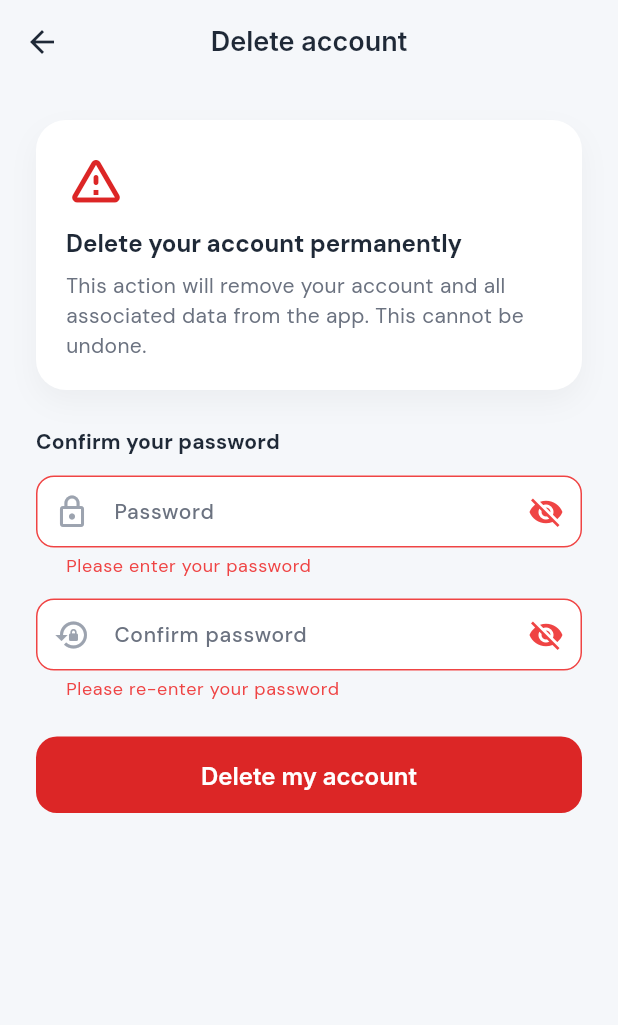
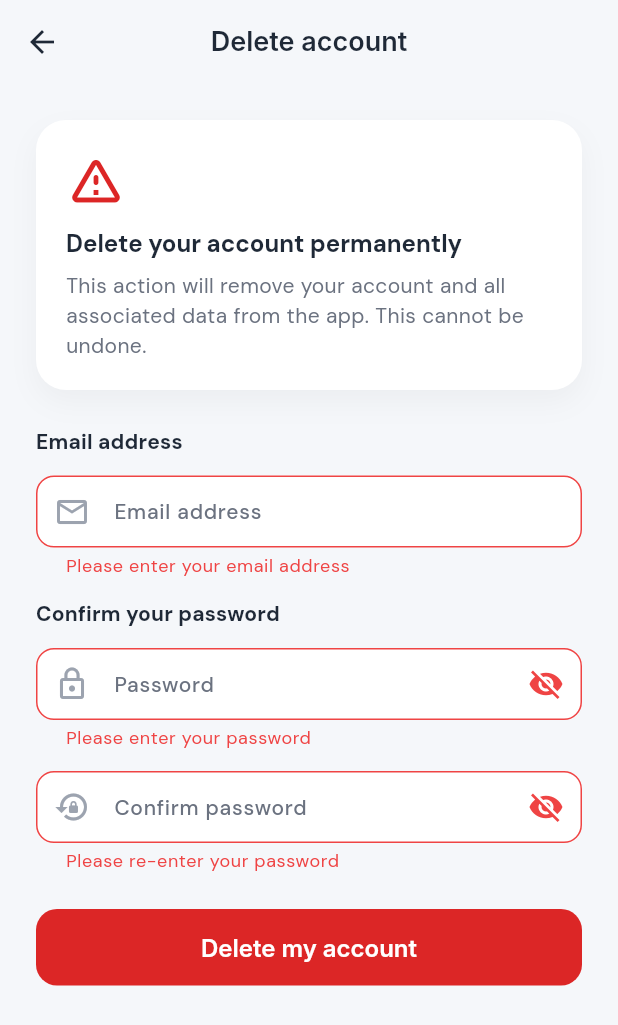
Before and after one commit to dyuhti/MacMind, a Flutter app: the DeleteAccountScreen screen opened by its route, after a tap on "Delete my account", on a phone screen of 412 x 824 dp. Shown: the top 1025 px of the screen. Run offline on Flutter 3.47's test engine with Material 3 defaults, Android fonts, the phone set to English and light mode, and no system bars; our stand-ins replace dio, fl_chart, flutter_dotenv, flutter_local_notifications, flutter_timezone, pdf and 3 more; missing offline and left inert: record; accounts and stored records are empty; Roboto replaces fonts that are missing (Inter).

Commit message:
del fix1

```diff
--- a/lib/screens/delete_account_screen.dart
+++ b/lib/screens/delete_account_screen.dart
@@ -11,6 +11,7 @@ class DeleteAccountScreen extends StatefulWidget {
 
 class _DeleteAccountScreenState extends State<DeleteAccountScreen> {
   final _formKey = GlobalKey<FormState>();
+  final _emailController = TextEditingController();
   final _passwordController = TextEditingController();
   final _confirmController = TextEditingController();
   bool _isSubmitting = false;
@@ -18,7 +19,22 @@ class _DeleteAccountScreenState extends State<DeleteAccountScreen> {
   bool _obscureConfirm = true;
 
   @override
+  void initState() {
+    super.initState();
+    _prefillEmail();
+  }
+
+  Future<void> _prefillEmail() async {
+    final email = await AuthService.getLoggedInEmail();
+    if (!mounted || email == null || email.isEmpty) return;
+    setState(() {
+      _emailController.text = email;
+    });
+  }
+
+  @override
   void dispose() {
+    _emailController.dispose();
     _passwordController.dispose();
     _confirmController.dispose();
     super.dispose();
@@ -29,7 +45,11 @@ class _DeleteAccountScreenState extends State<DeleteAccountScreen> {
 
     setState(() => _isSubmitting = true);
 
-    final result = await AuthService.deleteAccount(_passwordController.text.trim());
+    final result = await AuthService.deleteAccount(
+      _emailController.text.trim(),
+      _passwordController.text,
+      _confirmController.text,
+    );
 
     if (!mounted) return;
     setState(() => _isSubmitting = false);
@@ -101,6 +121,32 @@ class _DeleteAccountScreenState extends State<DeleteAccountScreen> {
                   ),
                 ),
                 const SizedBox(height: 24),
+                Text(
+                  'Email address',
+                  style: Theme.of(context).textTheme.titleMedium?.copyWith(fontWeight: FontWeight.w600),
+                ),
+                const SizedBox(height: 12),
+                TextFormField(
+                  controller: _emailController,
+                  keyboardType: TextInputType.emailAddress,
+                  validator: (value) {
+                    if ((value ?? '').trim().isEmpty) {
+                      return 'Please enter your email address';
+                    }
+                    if (!RegExp(r'^[^\s@]+@[^\s@]+\.[^\s@]+$').hasMatch(value!.trim())) {
+                      return 'Enter a valid email address';
+                    }
+                    return null;
+                  },
+                  decoration: InputDecoration(
+                    labelText: 'Email address',
+                    prefixIcon: const Icon(Icons.email_outlined),
+                    filled: true,
+                    fillColor: Colors.white,
+                    border: OutlineInputBorder(borderRadius: BorderRadius.circular(14)),
+                  ),
+                ),
+                const SizedBox(height: 14),
                 Text(
                   'Confirm your password',
                   style: Theme.of(context).textTheme.titleMedium?.copyWith(fontWeight: FontWeight.w600),
--- a/lib/services/auth_service.dart
+++ b/lib/services/auth_service.dart
@@ -317,21 +317,23 @@ class AuthService {
     return prefs.getString(_tokenKey);
   }
 
-  static Future<Map<String, dynamic>> deleteAccount(String password) async {
+  static Future<Map<String, dynamic>> deleteAccount(
+    String email,
+    String password,
+    String confirmPassword,
+  ) async {
     try {
-      final token = await getToken();
-      if (token == null || token.isEmpty) {
-        return {'success': false, 'error': 'You are not signed in'};
-      }
-
       final url = Uri.parse('$baseUrl/api/auth/delete-account');
       final response = await _httpClient.delete(
         url,
         headers: {
           'Content-Type': 'application/json',
-          'Authorization': 'Bearer $token',
         },
-        body: jsonEncode({'password': password}),
+        body: jsonEncode({
+          'email': email,
+          'password': password,
+          'confirm_password': confirmPassword,
+        }),
       ).timeout(_timeout);
 
       if (response.statusCode == 200) {
```
Also changed, not shown: 4 other files.
